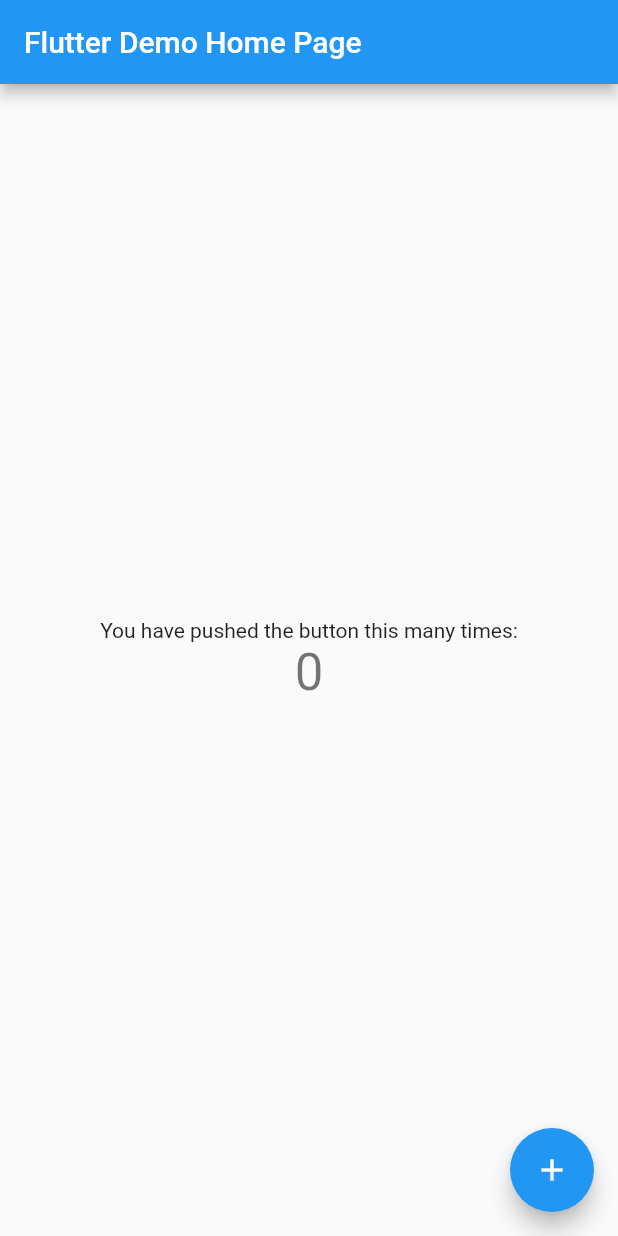
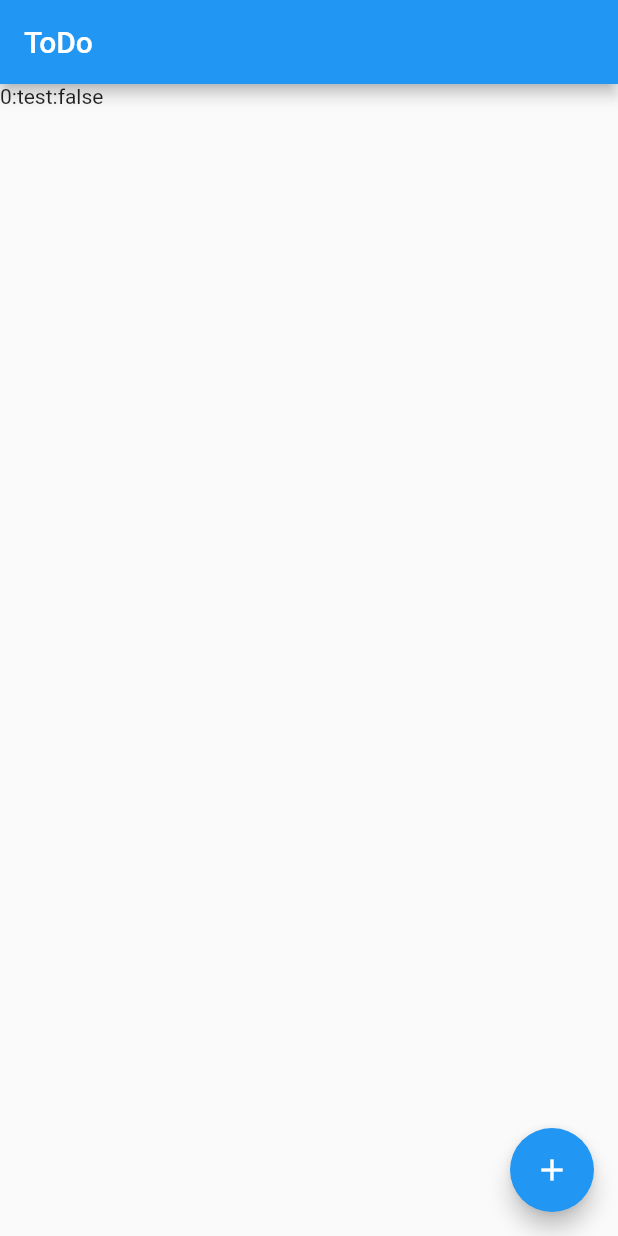
Before and after one commit to mitubaEX/TerakoyaWatch, a Flutter app: the screen it shows after launch, on a phone screen of 412 x 824 dp. Run offline on Flutter 3.47's test engine with Material 2 defaults, Android fonts, the phone set to English and light mode, and no system bars.

Commit message:
todo ロジック周り大体完成 -> 後日firebaseとの連携

```diff
--- /dev/null
+++ b/flutter_app/lib/entity/todo_entity.dart
@@ -0,0 +1,12 @@
+import 'package:flutter_app/models/todo.dart';
+
+abstract class TodoEntity {
+  List<Todo> findAll();
+
+  List<Todo> addTodo(String todoName);
+
+  List<Todo> completeTodo(int id);
+
+//  List<Todo> find(int id);
+//  List<Todo> findByIds(List<Todo> id);
+}
--- /dev/null
+++ b/flutter_app/lib/entity/todo_entity_impl.dart
@@ -0,0 +1,26 @@
+import 'package:flutter_app/models/todo.dart';
+import 'package:flutter_app/entity/todo_entity.dart';
+
+class TodoEntityImpl implements TodoEntity {
+  List<Todo> todoList = [];
+
+  @override
+  List<Todo> findAll(){
+    return todoList;
+  }
+
+  @override
+  List<Todo> addTodo(String todoName){
+    todoList.add(new Todo(todoList.length, todoName, false));
+    return todoList;
+  }
+
+  @override
+  List<Todo> completeTodo(int id){
+    for(var i = 0; i < todoList.length; i++){
+      if(todoList[i].id == id)
+        todoList[i].comp != todoList[i].comp;
+    }
+    return todoList;
+  }
+}
--- a/flutter_app/lib/main.dart
+++ b/flutter_app/lib/main.dart
@@ -1,109 +1,6 @@
 import 'package:flutter/material.dart';
+import 'package:flutter_app/ui/app.dart';
 
-void main() => runApp(new MyApp());
-
-class MyApp extends StatelessWidget {
-  // This widget is the root of your application.
-  @override
-  Widget build(BuildContext context) {
-    return new MaterialApp(
-      title: 'Flutter Demo',
-      theme: new ThemeData(
-        // This is the theme of your application.
-        //
-        // Try running your application with "flutter run". You'll see the
-        // application has a blue toolbar. Then, without quitting the app, try
-        // changing the primarySwatch below to Colors.green and then invoke
-        // "hot reload" (press "r" in the console where you ran "flutter run",
-        // or press Run > Flutter Hot Reload in IntelliJ). Notice that the
-        // counter didn't reset back to zero; the application is not restarted.
-        primarySwatch: Colors.blue,
-      ),
-      home: new MyHomePage(title: 'Flutter Demo Home Page'),
-    );
-  }
+void main(){
+  runApp(new App());
 }
-
-class MyHomePage extends StatefulWidget {
-  MyHomePage({Key key, this.title}) : super(key: key);
-
-  // This widget is the home page of your application. It is stateful, meaning
-  // that it has a State object (defined below) that contains fields that affect
-  // how it looks.
-
-  // This class is the configuration for the state. It holds the values (in this
-  // case the title) provided by the parent (in this case the App widget) and
-  // used by the build method of the State. Fields in a Widget subclass are
-  // always marked "final".
-
-  final String title;
-
-  @override
-  _MyHomePageState createState() => new _MyHomePageState();
-}
-
-class _MyHomePageState extends State<MyHomePage> {
-  int _counter = 0;
-
-  void _incrementCounter() {
-    setState(() {
-      // This call to setState tells the Flutter framework that something has
-      // changed in this State, which causes it to rerun the build method below
-      // so that the display can reflect the updated values. If we changed
-      // _counter without calling setState(), then the build method would not be
-      // called again, and so nothing would appear to happen.
-      _counter++;
-    });
-  }
-
-  @override
-  Widget build(BuildContext context) {
-    // This method is rerun every time setState is called, for instance as done
-    // by the _incrementCounter method above.
-    //
-    // The Flutter framework has been optimized to make rerunning build methods
-    // fast, so that you can just rebuild anything that needs updating rather
-    // than having to individually change instances of widgets.
-    return new Scaffold(
-      appBar: new AppBar(
-        // Here we take the value from the MyHomePage object that was created by
-        // the App.build method, and use it to set our appbar title.
-        title: new Text(widget.title),
-      ),
-      body: new Center(
-        // Center is a layout widget. It takes a single child and positions it
-        // in the middle of the parent.
-        child: new Column(
-          // Column is also layout widget. It takes a list of children and
-          // arranges them vertically. By default, it sizes itself to fit its
-          // children horizontally, and tries to be as tall as its parent.
-          //
-          // Invoke "debug paint" (press "p" in the console where you ran
-          // "flutter run", or select "Toggle Debug Paint" from the Flutter tool
-          // window in IntelliJ) to see the wireframe for each widget.
-          //
-          // Column has various properties to control how it sizes itself and
-          // how it positions its children. Here we use mainAxisAlignment to
-          // center the children vertically; the main axis here is the vertical
-          // axis because Columns are vertical (the cross axis would be
-          // horizontal).
-          mainAxisAlignment: MainAxisAlignment.center,
-          children: <Widget>[
-            new Text(
-              'You have pushed the button this many times:',
-            ),
-            new Text(
-              '$_counter',
-              style: Theme.of(context).textTheme.display1,
-            ),
-          ],
-        ),
-      ),
-      floatingActionButton: new FloatingActionButton(
-        onPressed: _incrementCounter,
-        tooltip: 'Increment',
-        child: new Icon(Icons.add),
-      ), // This trailing comma makes auto-formatting nicer for build methods.
-    );
-  }
-}
--- /dev/null
+++ b/flutter_app/lib/models/todo.dart
@@ -0,0 +1,7 @@
+
+class Todo {
+  int id;
+  String todoName;
+  bool comp;
+  Todo(this.id, this.todoName, this.comp);
+}
--- /dev/null
+++ b/flutter_app/lib/repository/repository_factory.dart
@@ -0,0 +1,21 @@
+import 'package:flutter_app/repository/todo_repository_impl.dart';
+import 'package:flutter_app/repository/todo_repository.dart';
+
+class RepositoryFactory {
+  static final RepositoryFactory _singleton = new RepositoryFactory._internal();
+
+  factory RepositoryFactory(){
+    return _singleton;
+  }
+
+  TodoRepository _todoRepository;
+
+  RepositoryFactory._internal(){
+    _todoRepository = new TodoRepositoryImpl();
+  }
+
+  TodoRepository getTodoRepositoryImpl(){
+    return _todoRepository;
+  }
+
+}
--- /dev/null
+++ b/flutter_app/lib/repository/todo_repository.dart
@@ -0,0 +1,9 @@
+import 'package:flutter_app/models/todo.dart';
+
+abstract class TodoRepository {
+  List<Todo> findAll();
+
+  List<Todo> addTodo(String todoName);
+
+  List<Todo> completeTodo(int id);
+}
--- /dev/null
+++ b/flutter_app/lib/repository/todo_repository_impl.dart
@@ -0,0 +1,19 @@
+import 'package:flutter_app/models/todo.dart';
+import 'package:flutter_app/entity/todo_entity_impl.dart';
+import 'package:flutter_app/repository/todo_repository.dart';
+
+class TodoRepositoryImpl implements TodoRepository{
+  TodoEntityImpl todoEntityImpl = new TodoEntityImpl();
+
+  List<Todo> findAll() {
+    return todoEntityImpl.findAll();
+  }
+
+  List<Todo> addTodo(String todoName) {
+    return todoEntityImpl.addTodo(todoName);
+  }
+
+  List<Todo> completeTodo(int id) {
+    return todoEntityImpl.completeTodo(id);
+  }
+}
--- /dev/null
+++ b/flutter_app/lib/ui/app.dart
@@ -0,0 +1,36 @@
+import 'package:flutter/material.dart';
+import 'package:flutter_app/ui/todo_list.dart';
+
+class App extends StatelessWidget {
+  @override
+  build(BuildContext context){
+    return new MaterialApp(
+      title: 'ToDo',
+      theme: new ThemeData(
+        primarySwatch: Colors.blue,
+      ),
+      home: new AppHome(),
+    );
+  }
+}
+
+class AppHome extends StatelessWidget {
+  int num = 0;
+
+  @override
+  build(BuildContext context){
+    return new Scaffold(
+      appBar: new AppBar(
+        title: new Text('ToDo'),
+      ),
+      body: new Center(
+        child: new TodoList(),
+      ),
+      floatingActionButton: new FloatingActionButton(
+        onPressed: null,
+        tooltip: 'Increment',
+        child: new Icon(Icons.add),
+      ),
+    );
+  }
+}
--- /dev/null
+++ b/flutter_app/lib/ui/todo_item.dart
@@ -0,0 +1,30 @@
+import 'package:flutter/material.dart';
+import 'package:flutter_app/models/todo.dart';
+
+class TodoItem extends StatefulWidget {
+  final Todo todo;
+  TodoItem({Key key, this.todo}):super(key: key);
+  @override
+  _TodoItemState createState() => new _TodoItemState();
+}
+
+class _TodoItemState extends State<TodoItem> {
+
+  @override
+  void initState(){
+    super.initState();
+  }
+
+  @override
+  Widget build(BuildContext context){
+    return new Row(
+      children: <Widget>[
+        new Text(widget.todo.id.toString()),
+        new Text(':'),
+        new Text(widget.todo.todoName),
+        new Text(':'),
+        new Text(widget.todo.comp.toString()),
+      ],
+    );
+  }
+}
--- /dev/null
+++ b/flutter_app/lib/ui/todo_list.dart
@@ -0,0 +1,35 @@
+import 'package:flutter/material.dart';
+import 'package:flutter_app/models/todo.dart';
+import 'package:flutter_app/ui/todo_item.dart';
+import 'package:flutter_app/repository/repository_factory.dart';
+
+class TodoList extends StatefulWidget {
+  @override
+  _TodoListState createState() => new _TodoListState();
+}
+
+class _TodoListState extends State<TodoList> {
+  List<Todo> _todoList;
+
+  @override
+  void initState() {
+    new RepositoryFactory().getTodoRepositoryImpl().addTodo('test');
+    setState(() {
+      _todoList = new RepositoryFactory().getTodoRepositoryImpl().findAll();
+    });
+  }
+
+  void _addTodo(String todoName) {
+    setState(() {
+      _todoList = new RepositoryFactory().getTodoRepositoryImpl().addTodo(todoName);
+    });
+  }
+
+  @override
+  Widget build(BuildContext context) {
+    return new ListView.builder(
+      itemBuilder: (BuildContext, int index) => new TodoItem(todo: _todoList[index]),
+      itemCount: _todoList.length,
+    );
+  }
+}
```
Also changed, not shown: 6 other files.
